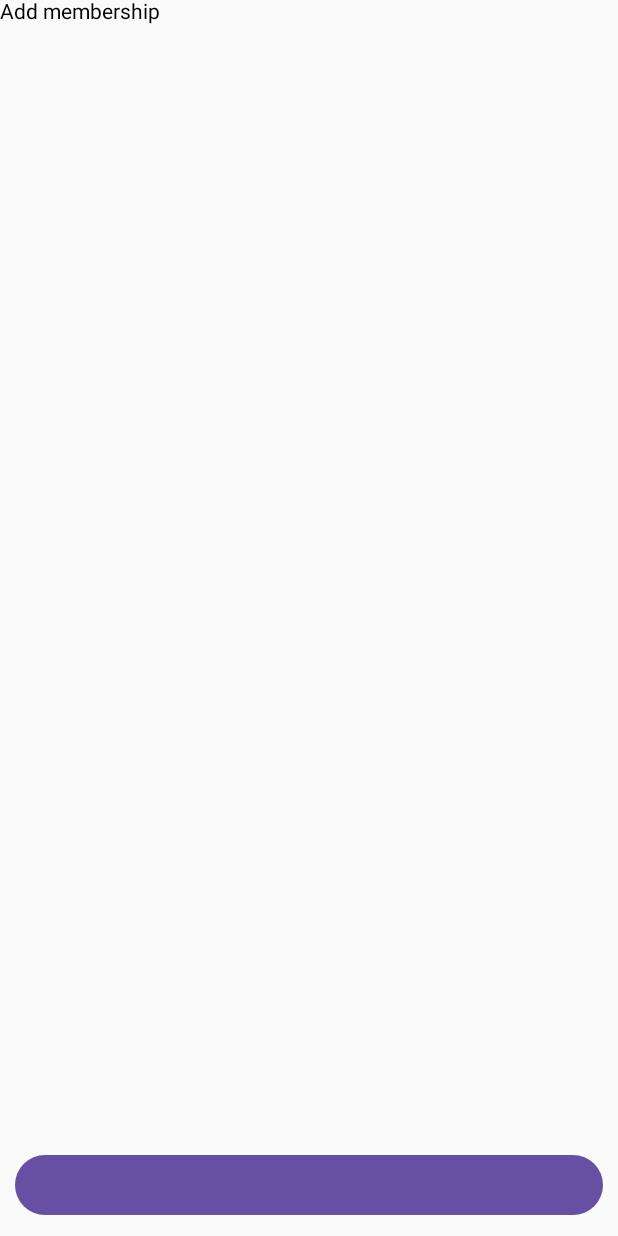
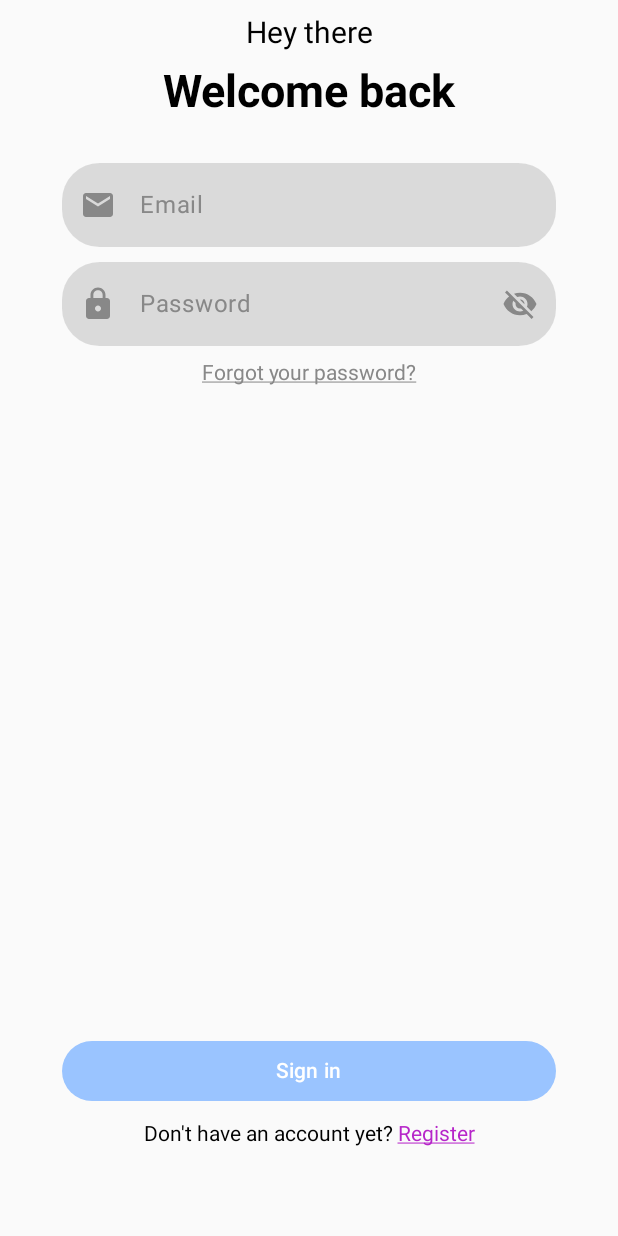
Before and after one commit to IlyaKA54/FitnessClub, an Android app built with Jetpack Compose: the screen it shows after launch (MainActivity), on a phone screen of 412 x 824 dp. Run offline under Robolectric (Android 15) with nearby library versions, the phone set to English and light mode, and no system bars; our stand-ins replace Firebase (no records; nobody signed in at launch, a user with empty details on screens opened directly).

Commit message:
add login window

```diff
--- a/app/build.gradle.kts
+++ b/app/build.gradle.kts
@@ -54,6 +54,11 @@ dependencies {
 
     implementation(platform(libs.firebase.bom))
     implementation(libs.firebase.firestore)
+    implementation(libs.firebase.storage)
+    implementation(libs.coil.compose)
+    implementation(libs.firebase.auth)
+    implementation(libs.lifecycle.viewmodel.compose)
+
 
     implementation(libs.androidx.core.ktx)
     implementation(libs.androidx.lifecycle.runtime.ktx)
--- a/app/src/main/java/com/example/fitnessclub/MainActivity.kt
+++ b/app/src/main/java/com/example/fitnessclub/MainActivity.kt
@@ -1,95 +1,31 @@
 package com.example.fitnessclub
 
 import android.os.Bundle
+import android.util.Log
 import androidx.activity.ComponentActivity
 import androidx.activity.compose.setContent
-import androidx.activity.enableEdgeToEdge
-import androidx.compose.animation.core.snap
-import androidx.compose.foundation.layout.Arrangement
-import androidx.compose.foundation.layout.Column
-import androidx.compose.foundation.layout.Spacer
-import androidx.compose.foundation.layout.fillMaxSize
-import androidx.compose.foundation.layout.fillMaxWidth
-import androidx.compose.foundation.layout.height
-import androidx.compose.foundation.layout.padding
-import androidx.compose.foundation.layout.wrapContentWidth
-import androidx.compose.foundation.lazy.LazyColumn
-import androidx.compose.foundation.lazy.items
-import androidx.compose.material3.Button
-import androidx.compose.material3.Card
-import androidx.compose.material3.Scaffold
-import androidx.compose.material3.Text
-import androidx.compose.runtime.Composable
-import androidx.compose.runtime.mutableStateListOf
-import androidx.compose.runtime.mutableStateOf
-import androidx.compose.runtime.remember
-import androidx.compose.ui.Modifier
-import androidx.compose.ui.tooling.preview.Preview
-import androidx.compose.ui.unit.dp
-import com.example.fitnessclub.data.Membership
-import com.example.fitnessclub.ui.theme.FitnessClubTheme
-import com.google.firebase.firestore.ktx.firestore
+import androidx.lifecycle.ViewModelProvider
+import com.example.fitnessclub.data.Model.AuthRepository
+import com.example.fitnessclub.data.View.CreateAccountView
+import com.example.fitnessclub.data.View.LoginView
+import com.example.fitnessclub.data.ViewModel.LoginViewModel
+import com.example.fitnessclub.data.ViewModel.LoginViewModelFactory
+import com.google.firebase.auth.ktx.auth
 import com.google.firebase.ktx.Firebase
 
 class MainActivity : ComponentActivity() {
     override fun onCreate(savedInstanceState: Bundle?) {
         super.onCreate(savedInstanceState)
-        setContent{
-            MainScreen()
+
+        val authRepository = AuthRepository(Firebase.auth)
+
+        // Инициализируем ViewModel
+        val loginViewModel = ViewModelProvider(this, LoginViewModelFactory(authRepository))
+            .get(LoginViewModel::class.java)
+        setContent {
+            LoginView(loginViewModel = loginViewModel) {
+                Log.d("MyLog","Login successful!")
+            }
         }
     }
 }
-
-@Composable
-fun MainScreen() {
-    val fs = Firebase.firestore
-    val list = remember {
-        mutableStateOf(emptyList<Membership>())
-    }
-    fs.collection("memberships").addSnapshotListener{snapShot,exception ->
-        list.value = snapShot?.toObjects(Membership::class.java) ?: emptyList()
-    }
-    Column(
-        modifier = Modifier.fillMaxSize(),
-        verticalArrangement = Arrangement.SpaceBetween
-    ) {
-        LazyColumn(
-            modifier = Modifier
-                .fillMaxWidth()
-                .fillMaxWidth(0.8f)
-        ) {
-            items(list.value){ membership ->
-                Card(modifier = Modifier.fillMaxWidth()
-                    .padding(10.dp)
-                ) {
-                    Text(text = membership.name,
-                        modifier = Modifier.fillMaxWidth()
-                            .wrapContentWidth()
-                            .padding(15.dp))
-                }
-            }
-        }
-        Spacer(modifier = Modifier.height(10.dp))
-        Button(
-            modifier = Modifier.fillMaxWidth()
-                .padding(10.dp),
-            onClick = {
-            fs.collection("memberships")
-                .document().set(
-                    Membership(
-                        name = "A1",
-                        price = "54",
-                        description = "Карабалбылды",
-                        category = "categori",
-                        imageUrl = "Url"
-                    )
-                )
-        }) {
-
-        }
-
-    }
-    Text(
-        text = "Add membership"
-    )
-}
--- /dev/null
+++ b/app/src/main/java/com/example/fitnessclub/data/View/LoginView.kt
@@ -0,0 +1,177 @@
+package com.example.fitnessclub.data.View
+
+import android.util.Log
+import androidx.compose.foundation.clickable
+import androidx.compose.foundation.layout.Arrangement
+import androidx.compose.foundation.layout.Column
+import androidx.compose.foundation.layout.Row
+import androidx.compose.foundation.layout.Spacer
+import androidx.compose.foundation.layout.fillMaxSize
+import androidx.compose.foundation.layout.fillMaxWidth
+import androidx.compose.foundation.layout.height
+import androidx.compose.foundation.layout.padding
+import androidx.compose.material3.Button
+import androidx.compose.material3.ButtonDefaults
+import androidx.compose.material3.Checkbox
+import androidx.compose.material3.CheckboxDefaults
+import androidx.compose.material3.Text
+import androidx.compose.runtime.Composable
+import androidx.compose.runtime.LaunchedEffect
+import androidx.compose.runtime.getValue
+import androidx.compose.runtime.mutableStateOf
+import androidx.compose.runtime.remember
+import androidx.compose.ui.Alignment
+import androidx.compose.ui.Modifier
+import androidx.compose.ui.graphics.Color
+import androidx.compose.ui.res.painterResource
+import androidx.compose.ui.text.SpanStyle
+import androidx.compose.ui.text.buildAnnotatedString
+import androidx.compose.ui.text.font.FontWeight
+import androidx.compose.ui.text.style.TextAlign
+import androidx.compose.ui.text.style.TextDecoration
+import androidx.compose.ui.text.withStyle
+import androidx.compose.ui.unit.dp
+import androidx.compose.ui.unit.sp
+import coil.compose.AsyncImagePainter
+import com.example.fitnessclub.R
+import com.example.fitnessclub.data.ViewModel.LoginViewModel
+import com.example.fitnessclub.data.widgets.RoundedCornerTextField
+import com.example.fitnessclub.data.widgets.RoundedCornerTextFieldPassword
+import com.example.fitnessclub.ui.theme.ButtonColorPart1
+import com.example.fitnessclub.ui.theme.Purple
+import com.google.firebase.auth.FirebaseAuth
+import com.google.firebase.auth.ktx.auth
+import com.google.firebase.ktx.Firebase
+import androidx.lifecycle.viewmodel.compose.viewModel
+
+@Composable
+fun LoginView(
+    loginViewModel: LoginViewModel = viewModel(),
+    onLoginSuccess: () -> Unit
+) {
+    val email by loginViewModel.email
+    val password by loginViewModel.password
+    val error by loginViewModel.error
+
+    Column(
+        modifier = Modifier.fillMaxSize(),
+        horizontalAlignment = Alignment.CenterHorizontally,
+        verticalArrangement = Arrangement.Top
+    ) {
+        Spacer(modifier = Modifier.height(10.dp))
+
+        Text(
+            text = "Hey there",
+            fontSize = 20.sp,
+        )
+
+        Spacer(modifier = Modifier.height(10.dp))
+
+        Text(
+            text = "Welcome back",
+            fontSize = 30.sp,
+            fontWeight = FontWeight.Bold
+        )
+
+        Spacer(modifier = Modifier.height(30.dp))
+
+        RoundedCornerTextField(
+            text = email,
+            label = "Email",
+            icon = painterResource(id = R.drawable.ic_mail),
+            onValueChange = { loginViewModel.onEmailChange(it) }
+        )
+
+        Spacer(modifier = Modifier.height(10.dp))
+
+        RoundedCornerTextFieldPassword(
+            text = password,
+            label = "Password",
+            icon = painterResource(id = R.drawable.ic_lock),
+            onValueChange = { loginViewModel.onPasswordChange(it) }
+        )
+
+        Spacer(modifier = Modifier.height(10.dp))
+
+        Text(
+            text = buildAnnotatedString {
+                withStyle(
+                    style = SpanStyle(
+                        color = Color.Gray,
+                        textDecoration = TextDecoration.Underline
+                    )
+                ) {
+                    append("Forgot your password?")
+                }
+            },
+            modifier = Modifier.clickable {
+                println("Hello, World!")
+            }
+        )
+
+        Spacer(modifier = Modifier.height(10.dp))
+
+        if (error.isNotEmpty()) {
+            Text(
+                text = error,
+                color = Color.Red
+            )
+        }
+    }
+
+    Column(
+        modifier = Modifier
+            .fillMaxSize()
+            .padding(bottom = 60.dp),
+        horizontalAlignment = Alignment.CenterHorizontally,
+        verticalArrangement = Arrangement.Bottom
+    )
+    {
+
+        Button(
+            modifier = Modifier.fillMaxWidth(0.8f),
+            colors = ButtonDefaults.buttonColors(
+                containerColor = ButtonColorPart1
+            ), onClick = { loginViewModel.signIn(onLoginSuccess) },
+            ) {
+            Text(text = "Sign in")
+        }
+        Spacer(modifier = Modifier.height(10.dp))
+        Text(
+            text = buildAnnotatedString {
+                append("Don't have an account yet? ")
+                withStyle(
+                    style = SpanStyle(
+                        color = Purple,
+                        textDecoration = TextDecoration.Underline
+                    )
+                ) {
+                    append("Register")
+                }
+            },
+            modifier = Modifier.clickable {
+                println("Hello, World!")
+            }
+        )
+    }
+}
+
+fun signIn(
+    auth: FirebaseAuth,
+    email: String,
+    password: String,
+    onSignInSuccess: () -> Unit,
+    onSignInFailure: (String) -> Unit
+) {
+    if (email.isBlank() || password.isBlank()) {
+        onSignInFailure("Email and password cannot be empty")
+        return
+    }
+    auth.signInWithEmailAndPassword(email, password)
+        .addOnCompleteListener { task ->
+            if (task.isSuccessful) onSignInSuccess()
+        }
+        .addOnFailureListener {
+            onSignInFailure(it.message ?: "Sign In Error")
+        }
+}
--- /dev/null
+++ b/app/src/main/java/com/example/fitnessclub/data/ViewModel/LoginViewModel.kt
@@ -0,0 +1,44 @@
+package com.example.fitnessclub.data.ViewModel
+
+import androidx.compose.runtime.mutableStateOf
+import androidx.lifecycle.ViewModel
+import androidx.lifecycle.viewModelScope
+import com.example.fitnessclub.data.Model.AuthRepository
+import kotlinx.coroutines.launch
+import androidx.compose.runtime.State
+
+class LoginViewModel(private val authRepository: AuthRepository) : ViewModel() {
+
+    private val _email = mutableStateOf("")
+    val email: State<String> = _email
+
+    private val _password = mutableStateOf("")
+    val password: State<String> = _password
+
+    private val _error = mutableStateOf("")
+    val error: State<String> = _error
+
+    // Добавим новое состояние для отслеживания успешного логина
+    private val _isLoggedIn = mutableStateOf(false)
+    val isLoggedIn: State<Boolean> = _isLoggedIn
+
+    fun onEmailChange(newEmail: String) {
+        _email.value = newEmail
+    }
+
+    fun onPasswordChange(newPassword: String) {
+        _password.value = newPassword
+    }
+
+    fun signIn(onSuccess: () -> Unit) {
+        // Логика входа с помощью Firebase
+        authRepository.signIn(
+            email = _email.value,
+            password = _password.value,
+            onSuccess = onSuccess,
+            onFailure = { errorMessage ->
+                _error.value = errorMessage
+            }
+        )
+    }
+}
--- /dev/null
+++ b/app/src/main/java/com/example/fitnessclub/data/ViewModel/LoginViewModelFactory.kt
@@ -0,0 +1,14 @@
+package com.example.fitnessclub.data.ViewModel
+
+import androidx.lifecycle.ViewModel
+import androidx.lifecycle.ViewModelProvider
+import com.example.fitnessclub.data.Model.AuthRepository
+
+class LoginViewModelFactory(private val authRepository: AuthRepository) : ViewModelProvider.Factory {
+    override fun <T : ViewModel> create(modelClass: Class<T>): T {
+        if (modelClass.isAssignableFrom(LoginViewModel::class.java)) {
+            return LoginViewModel(authRepository) as T
+        }
+        throw IllegalArgumentException("Unknown ViewModel class")
+    }
+}
--- /dev/null
+++ b/app/src/main/java/com/example/fitnessclub/data/widgets/RoundedCornerTextField.kt
@@ -0,0 +1,52 @@
+package com.example.fitnessclub.data.widgets
+
+import androidx.compose.foundation.layout.fillMaxWidth
+import androidx.compose.foundation.shape.RoundedCornerShape
+import androidx.compose.material.icons.Icons
+import androidx.compose.material.icons.filled.Lock
+import androidx.compose.material3.Icon
+import androidx.compose.material3.OutlinedTextField
+import androidx.compose.material3.Text
+import androidx.compose.material3.TextField
+import androidx.compose.material3.TextFieldDefaults
+import androidx.compose.runtime.Composable
+import androidx.compose.ui.Modifier
+import androidx.compose.ui.graphics.Color
+import androidx.compose.ui.graphics.painter.Painter
+import androidx.compose.ui.res.painterResource
+import androidx.compose.ui.text.input.PasswordVisualTransformation
+import androidx.compose.ui.unit.dp
+import com.example.fitnessclub.R
+import com.example.fitnessclub.ui.theme.TextBoxBgColorLightGray
+
+@Composable
+fun RoundedCornerTextField(
+    text: String,
+    label: String,
+    icon: Painter,
+    onValueChange:(String) -> Unit,
+) {
+    TextField(value = text, onValueChange = {
+        onValueChange(it)
+    },
+        shape = RoundedCornerShape(25.dp),
+        colors = TextFieldDefaults.colors(
+            unfocusedContainerColor = TextBoxBgColorLightGray,
+            focusedContainerColor = TextBoxBgColorLightGray,
+            unfocusedIndicatorColor = Color.Transparent,
+            focusedIndicatorColor = Color.Transparent
+        ),
+        label = {
+            Text(text = label, color = Color.Gray)
+        },
+        leadingIcon = {
+            Icon(
+                painter = icon,
+                contentDescription = "",
+                tint = Color.Gray
+            )
+        },
+        modifier = Modifier.fillMaxWidth(0.8f),
+        singleLine = true
+    )
+}
--- /dev/null
+++ b/app/src/main/java/com/example/fitnessclub/data/widgets/RoundedCornerTextFieldPassword.kt
@@ -0,0 +1,80 @@
+package com.example.fitnessclub.data.widgets
+
+import androidx.compose.foundation.layout.Box
+import androidx.compose.foundation.layout.fillMaxSize
+import androidx.compose.foundation.layout.fillMaxWidth
+import androidx.compose.foundation.layout.padding
+import androidx.compose.foundation.shape.RoundedCornerShape
+import androidx.compose.material3.Icon
+import androidx.compose.material3.IconButton
+import androidx.compose.material3.Text
+import androidx.compose.material3.TextField
+import androidx.compose.material3.TextFieldDefaults
+import androidx.compose.runtime.Composable
+import androidx.compose.runtime.getValue
+import androidx.compose.runtime.mutableStateOf
+import androidx.compose.runtime.remember
+import androidx.compose.runtime.setValue
+import androidx.compose.ui.Alignment
+import androidx.compose.ui.Modifier
+import androidx.compose.ui.graphics.Color
+import androidx.compose.ui.graphics.painter.Painter
+import androidx.compose.ui.res.painterResource
+import androidx.compose.ui.text.input.PasswordVisualTransformation
+import androidx.compose.ui.text.input.VisualTransformation
+import androidx.compose.ui.unit.dp
+import com.example.fitnessclub.R
+import com.example.fitnessclub.ui.theme.TextBoxBgColorLightGray
+
+@Composable
+fun RoundedCornerTextFieldPassword(
+    text: String,
+    label: String,
+    icon: Painter,
+    onValueChange: (String) -> Unit,
+) {
+    var passwordVisible by remember { mutableStateOf(false) }
+
+    val visualTransformation: VisualTransformation = if (passwordVisible) {
+        VisualTransformation.None
+    } else {
+        PasswordVisualTransformation()
+    }
+
+    TextField(
+        value = text,
+        onValueChange = { onValueChange(it) },
+        shape = RoundedCornerShape(25.dp),
+        colors = TextFieldDefaults.colors(
+            unfocusedContainerColor = TextBoxBgColorLightGray,
+            focusedContainerColor = TextBoxBgColorLightGray,
+            unfocusedIndicatorColor = Color.Transparent,
+            focusedIndicatorColor = Color.Transparent
+        ),
+        label = {
+            Text(text = label, color = Color.Gray)
+        },
+        visualTransformation = visualTransformation, // Используем визуальную трансформацию
+        modifier = Modifier.fillMaxWidth(0.8f),
+        leadingIcon = {
+            Icon(
+                painter = icon,
+                contentDescription = "",
+                tint = Color.Gray
+            )
+        },
+        singleLine = true,
+        trailingIcon = {
+            IconButton(onClick = { passwordVisible = !passwordVisible }) {
+                Icon(
+                    painter = painterResource(
+                        id = if (passwordVisible) R.drawable.ic_visibility
+                        else R.drawable.ic_visibility_off
+                    ),
+                    contentDescription = null,
+                    tint = Color.Gray
+                )
+            }
+        }
+    )
+}
--- a/app/src/main/java/com/example/fitnessclub/ui/theme/Color.kt
+++ b/app/src/main/java/com/example/fitnessclub/ui/theme/Color.kt
@@ -9,3 +9,8 @@ val Pink80 = Color(0xFFEFB8C8)
 val Purple40 = Color(0xFF6650a4)
 val PurpleGrey40 = Color(0xFF625b71)
 val Pink40 = Color(0xFF7D5260)
+val Purple = Color(0xFFB625C9)
+
+val TextBoxBgColorLightGray = Color(0x8DC2C1C1)
+val ButtonColorPart1 = Color(0xFF9AC4FF)
+val ButtonColorPart2 = Color(0xFF93A5FD)
--- /dev/null
+++ b/app/src/main/res/drawable/ic_lock.xml
@@ -0,0 +1,5 @@
+<vector xmlns:android="http://schemas.android.com/apk/res/android" android:height="24dp" android:tint="#000000" android:viewportHeight="24" android:viewportWidth="24" android:width="24dp">
+
+    <path android:fillColor="@android:color/white" android:pathData="M18,8h-1L17,6c0,-2.76 -2.24,-5 -5,-5S7,3.24 7,6v2L6,8c-1.1,0 -2,0.9 -2,2v10c0,1.1 0.9,2 2,2h12c1.1,0 2,-0.9 2,-2L20,10c0,-1.1 -0.9,-2 -2,-2zM12,17c-1.1,0 -2,-0.9 -2,-2s0.9,-2 2,-2 2,0.9 2,2 -0.9,2 -2,2zM15.1,8L8.9,8L8.9,6c0,-1.71 1.39,-3.1 3.1,-3.1 1.71,0 3.1,1.39 3.1,3.1v2z"/>
+
+</vector>
--- /dev/null
+++ b/app/src/main/res/drawable/ic_mail.xml
@@ -0,0 +1,5 @@
+<vector xmlns:android="http://schemas.android.com/apk/res/android" android:height="24dp" android:tint="#000000" android:viewportHeight="24" android:viewportWidth="24" android:width="24dp">
+
+    <path android:fillColor="@android:color/white" android:pathData="M20,4L4,4c-1.1,0 -1.99,0.9 -1.99,2L2,18c0,1.1 0.9,2 2,2h16c1.1,0 2,-0.9 2,-2L22,6c0,-1.1 -0.9,-2 -2,-2zM20,8l-8,5 -8,-5L4,6l8,5 8,-5v2z"/>
+
+</vector>
--- /dev/null
+++ b/app/src/main/res/drawable/ic_visibility.xml
@@ -0,0 +1,5 @@
+<vector xmlns:android="http://schemas.android.com/apk/res/android" android:height="24dp" android:tint="#000000" android:viewportHeight="24" android:viewportWidth="24" android:width="24dp">
+
+    <path android:fillColor="@android:color/white" android:pathData="M12,4.5C7,4.5 2.73,7.61 1,12c1.73,4.39 6,7.5 11,7.5s9.27,-3.11 11,-7.5c-1.73,-4.39 -6,-7.5 -11,-7.5zM12,17c-2.76,0 -5,-2.24 -5,-5s2.24,-5 5,-5 5,2.24 5,5 -2.24,5 -5,5zM12,9c-1.66,0 -3,1.34 -3,3s1.34,3 3,3 3,-1.34 3,-3 -1.34,-3 -3,-3z"/>
+
+</vector>
--- /dev/null
+++ b/app/src/main/res/drawable/ic_visibility_off.xml
@@ -0,0 +1,5 @@
+<vector xmlns:android="http://schemas.android.com/apk/res/android" android:height="24dp" android:tint="#000000" android:viewportHeight="24" android:viewportWidth="24" android:width="24dp">
+
+    <path android:fillColor="@android:color/white" android:pathData="M12,7c2.76,0 5,2.24 5,5 0,0.65 -0.13,1.26 -0.36,1.83l2.92,2.92c1.51,-1.26 2.7,-2.89 3.43,-4.75 -1.73,-4.39 -6,-7.5 -11,-7.5 -1.4,0 -2.74,0.25 -3.98,0.7l2.16,2.16C10.74,7.13 11.35,7 12,7zM2,4.27l2.28,2.28 0.46,0.46C3.08,8.3 1.78,10.02 1,12c1.73,4.39 6,7.5 11,7.5 1.55,0 3.03,-0.3 4.38,-0.84l0.42,0.42L19.73,22 21,20.73 3.27,3 2,4.27zM7.53,9.8l1.55,1.55c-0.05,0.21 -0.08,0.43 -0.08,0.65 0,1.66 1.34,3 3,3 0.22,0 0.44,-0.03 0.65,-0.08l1.55,1.55c-0.67,0.33 -1.41,0.53 -2.2,0.53 -2.76,0 -5,-2.24 -5,-5 0,-0.79 0.2,-1.53 0.53,-2.2zM11.84,9.02l3.15,3.15 0.02,-0.16c0,-1.66 -1.34,-3 -3,-3l-0.17,0.01z"/>
+
+</vector>
--- a/gradle/libs.versions.toml
+++ b/gradle/libs.versions.toml
@@ -1,5 +1,6 @@
 [versions]
 agp = "8.6.0"
+coilCompose = "2.6.0"
 kotlin = "1.9.0"
 coreKtx = "1.10.1"
 junit = "4.13.2"
@@ -13,6 +14,7 @@ bomVersion = "33.3.0"
 
 [libraries]
 androidx-core-ktx = { group = "androidx.core", name = "core-ktx", version.ref = "coreKtx" }
+coil-compose = { module = "io.coil-kt:coil-compose", version.ref = "coilCompose" }
 junit = { group = "junit", name = "junit", version.ref = "junit" }
 androidx-junit = { group = "androidx.test.ext", name = "junit", version.ref = "junitVersion" }
 androidx-espresso-core = { group = "androidx.test.espresso", name = "espresso-core", version.ref = "espressoCore" }
@@ -28,6 +30,9 @@ androidx-ui-test-junit4 = { group = "androidx.compose.ui", name = "ui-test-junit
 androidx-material3 = { group = "androidx.compose.material3", name = "material3" }
 firebase-bom = { group = "com.google.firebase", name = "firebase-bom", version.ref = "bomVersion"}
 firebase-firestore = { group = "com.google.firebase", name = "firebase-firestore-ktx"}
+firebase-storage = { group = "com.google.firebase", name = "firebase-storage-ktx"}
+firebase-auth = { module = "com.google.firebase:firebase-auth"}
+lifecycle-viewmodel-compose = { module = "androidx.lifecycle:lifecycle-viewmodel-compose", version = "2.6.0" }
 
 
 [plugins]
```
Also changed, not shown: app/src/main/java/com/example/fitnessclub/data/Model/AuthRepository.kt (added, +27 -0 lines), app/src/main/java/com/example/fitnessclub/data/View/CreateAccountView.kt (added, +215 -0 lines), app/src/main/res/drawable/img.JPG (added), 1 other file.
